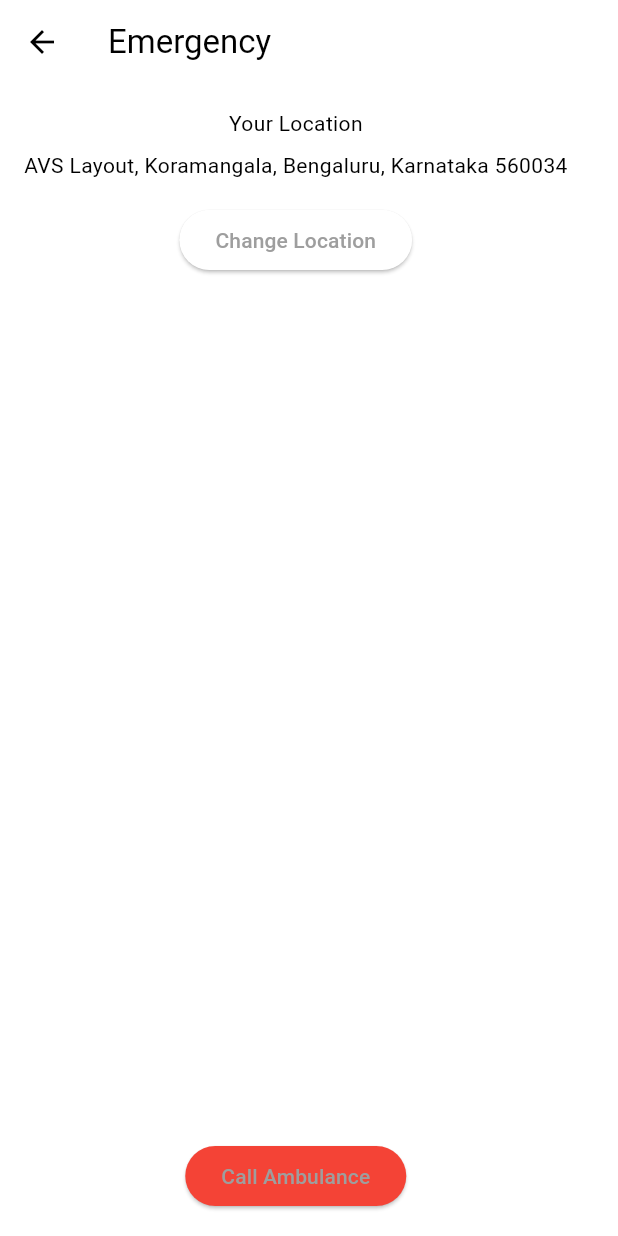
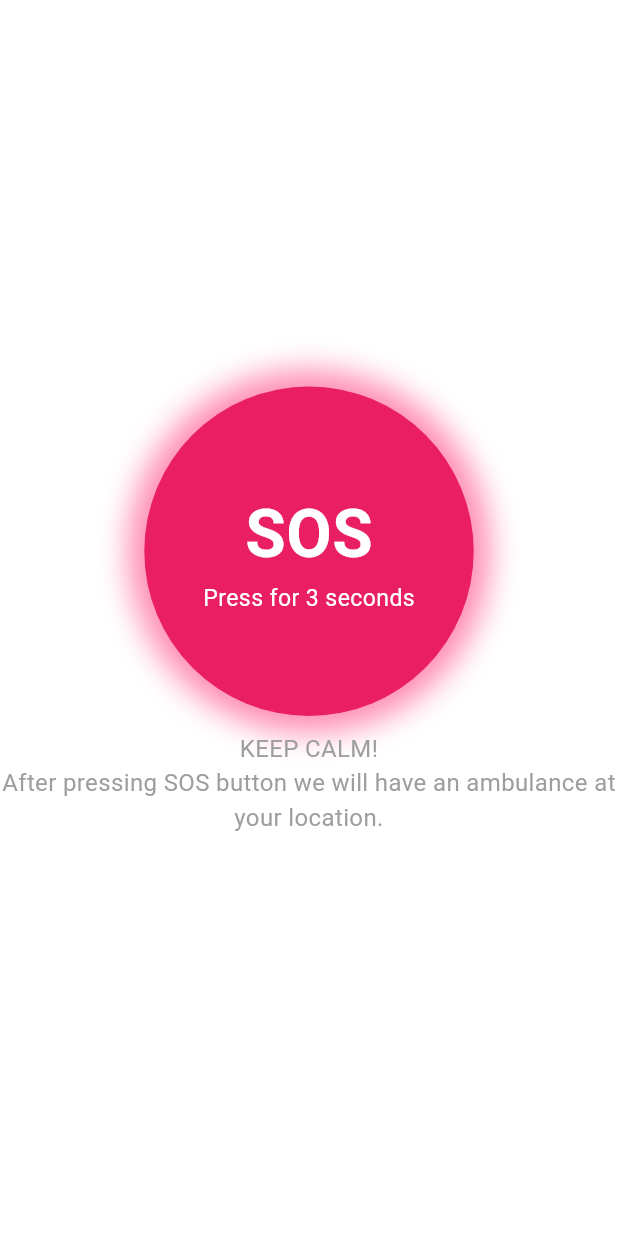
Before and after one commit to genericodex/RECESS_TERM_FLUTTER, a Flutter app: the HomePage screen opened directly, after a tap on "Emergency", on a phone screen of 412 x 824 dp. Run offline on Flutter 3.47's test engine with Material 3 defaults, Android fonts, the phone set to English and light mode, and no system bars; our stand-ins replace flutter_login, line_icons, motion_tab_bar; Roboto replaces fonts that are missing (NotoSans, OpenSans).

Commit message:
Added emergency buttons

```diff
--- a/lib/login_package.dart
+++ b/lib/login_package.dart
@@ -8,7 +8,7 @@ class LoginPackage extends StatelessWidget {
   const LoginPackage({Key? key}) : super(key: key);
 
   @override
-  Widget build(BuildContext context) {
+ Widget build(BuildContext context) {
     return Scaffold(
       body: LoginScreen(),
     );
--- a/lib/main.dart
+++ b/lib/main.dart
@@ -225,7 +225,7 @@ Widget _buildGridItem(IconData icon, String title, BuildContext context, Widget
         if (title == 'Emergency') {
           Navigator.push(
             context,
-            MaterialPageRoute(builder: (context) => EmergencyLocationPage()),
+            MaterialPageRoute(builder: (context) => CenterPage()),
           );
         } else {
           Navigator.push(
--- a/lib/pages/emergency_sequence/emergency_location_page.dart
+++ b/lib/pages/emergency_sequence/emergency_location_page.dart
@@ -1,41 +1,113 @@
 import 'package:flutter/material.dart';
 import 'current_location_page.dart';
 
-class EmergencyLocationPage extends StatelessWidget {
+
+class CenterPage extends StatefulWidget {
+  @override
+  _CenterPageState createState() => _CenterPageState();
+}
+
+class _CenterPageState extends State<CenterPage>
+    with SingleTickerProviderStateMixin {
+  late AnimationController _controller;
+  late Animation<double> _animation;
+
+  @override
+  void initState() {
+    super.initState();
+    _controller = AnimationController(
+      duration: const Duration(seconds: 1),
+      vsync: this,
+    )..repeat(reverse: true);
+    _animation = Tween<double>(begin: 1.0, end: 1.1).animate(
+      CurvedAnimation(
+        parent: _controller,
+        curve: Curves.easeInOut,
+      ),
+    );
+  }
+
+  @override
+  void dispose() {
+    _controller.dispose();
+    super.dispose();
+  }
+
+  void _onSOSPressed() {
+    // Implement the SOS button functionality here
+    Navigator.push(
+      context,
+      MaterialPageRoute(builder: (context) => CurrentLocationPage()),
+    );
+  }
+
   @override
   Widget build(BuildContext context) {
     return Scaffold(
-      appBar: AppBar(
-        title: Text('Emergency'),
-      ),
-      body: Padding(
-        padding: const EdgeInsets.all(16.0),
+      backgroundColor: Colors.white,
+      body: Center(
         child: Column(
           mainAxisAlignment: MainAxisAlignment.center,
-          children: [
-            Text('Your Location'),
-            SizedBox(height: 8),
-            Text('AVS Layout, Koramangala, Bengaluru, Karnataka 560034'),
-            SizedBox(height: 16),
-            ElevatedButton(
-              onPressed: () {
-                Navigator.push(
-                  context,
-                  MaterialPageRoute(builder: (context) => CurrentLocationPage()),
-                );
-              },
-              child: Text('Change Location'),
+          children: <Widget>[
+            GestureDetector(
+              onLongPress: _onSOSPressed,
+              child: AnimatedBuilder(
+                animation: _animation,
+                builder: (context, child) {
+                  return Transform.scale(
+                    scale: _animation.value,
+                    child: child,
+                  );
+                },
+                child: Container(
+                  width: 200,
+                  height: 200,
+                  decoration: BoxDecoration(
+                    color: Colors.pink,
+                    shape: BoxShape.circle,
+                    boxShadow: [
+                      BoxShadow(
+                        color: Colors.pinkAccent.withOpacity(0.6),
+                        spreadRadius: 10,
+                        blurRadius: 15,
+                      ),
+                    ],
+                  ),
+                  child: Center(
+                    child: Column(
+                      mainAxisAlignment: MainAxisAlignment.center,
+                      children: [
+                        Text(
+                          'SOS',
+                          style: TextStyle(
+                            color: Colors.white,
+                            fontSize: 40,
+                            fontWeight: FontWeight.bold,
+                          ),
+                        ),
+                        Text(
+                          'Press for 3 seconds',
+                          style: TextStyle(
+                            color: Colors.white,
+                            fontSize: 14,
+                            fontWeight: FontWeight.normal,
+                          ),
+                        ),
+                      ],
+                    ),
+                  ),
+                ),
+              ),
             ),
-            Spacer(),
-            ElevatedButton(
-              onPressed: () {
-                Navigator.push(
-                  context,
-                  MaterialPageRoute(builder: (context) => CurrentLocationPage()),
-                );
-              },
-              style: ElevatedButton.styleFrom(backgroundColor: Colors.red),
-              child: Text('Call Ambulance'),
+
+            SizedBox(height: 20),
+            Text(
+              'KEEP CALM!\nAfter pressing SOS button we will have an ambulance at your location.',
+              textAlign: TextAlign.center,
+              style: TextStyle(
+                color: Colors.grey,
+                fontSize: 16,
+              ),
             ),
           ],
         ),
```
